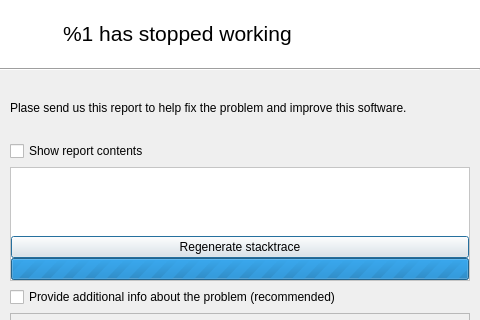
Qt form lib/GdbCrashHandlerDialog.ui (manisandro/GdbCrashHandler) before a commit; both pictures show x 0 to 480 and y 0 to 320 of the 480 by 535 pixel window.
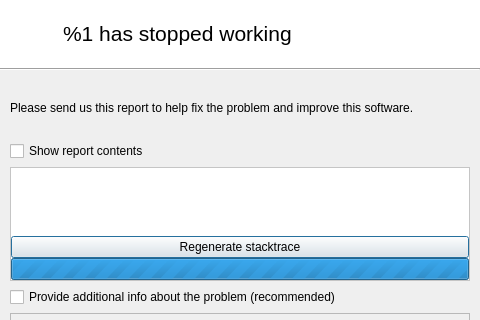
The same form after that commit.

What changed in the file:
```diff
--- a/lib/GdbCrashHandlerDialog.ui
+++ b/lib/GdbCrashHandlerDialog.ui
@@ -323,7 +323,7 @@
          </sizepolicy>
         </property>
         <property name="text">
-         <string>Plase send us this report to help fix the problem and improve this software.</string>
+         <string>Please send us this report to help fix the problem and improve this software.</string>
         </property>
         <property name="wordWrap">
          <bool>true</bool>
```
